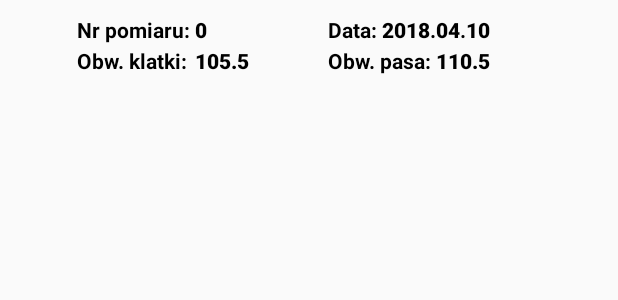
After one commit to GMocny93/ProjektInzynierka, an Android app: the layout row_item_circuit.xml on its own in the app's theme, with its tools: preview values and no code run, on a phone screen of 412 x 824 dp. The commit adds this screen. Shown: the top 300 px of the screen. Run offline under Robolectric (Android 15) with nearby library versions, the phone set to English and light mode, and no system bars.

Commit message:
add list layout

```diff
--- /dev/null
+++ b/app/src/main/java/com/example/grzesiek/projektinzynierka/CustomAdapterCircuit.java
@@ -0,0 +1,4 @@
+package com.example.grzesiek.projektinzynierka;
+
+public class CustomAdapterCircuit {
+}
--- /dev/null
+++ b/app/src/main/java/com/example/grzesiek/projektinzynierka/CustomAdapterWeight.java
@@ -0,0 +1,4 @@
+package com.example.grzesiek.projektinzynierka;
+
+public class CustomAdapterWeight {
+}
--- /dev/null
+++ b/app/src/main/res/layout/row_item_circuit.xml
@@ -0,0 +1,143 @@
+<RelativeLayout xmlns:android="http://schemas.android.com/apk/res/android"
+    android:layout_width="match_parent"
+    android:layout_height="60dp"
+    android:orientation="vertical"
+    android:padding="10dp">
+
+
+    <TextView
+        android:id="@+id/id_heading"
+        android:layout_width="wrap_content"
+        android:layout_height="wrap_content"
+        android:layout_alignParentTop="true"
+        android:layout_alignStart="@+id/chest_heading"
+        android:text="Nr pomiaru: "
+        android:textColor="@android:color/black"
+        android:textStyle="bold" />
+
+
+    <TextView
+        android:id="@+id/id"
+        android:layout_width="19dp"
+        android:layout_height="wrap_content"
+        android:layout_alignParentTop="true"
+        android:layout_toEndOf="@+id/id_heading"
+        android:text="0"
+        android:textAppearance="?android:attr/textAppearanceButton"
+        android:textColor="@android:color/black"
+        android:textStyle="bold" />
+
+    <TextView
+        android:id="@+id/year_heading"
+        android:layout_width="wrap_content"
+        android:layout_height="wrap_content"
+        android:layout_alignParentEnd="true"
+        android:layout_alignParentTop="true"
+        android:layout_marginEnd="147dp"
+        android:text="Data: "
+        android:textColor="@android:color/black"
+        android:textStyle="bold" />
+
+
+    <TextView
+        android:id="@+id/year"
+        android:layout_width="wrap_content"
+        android:layout_height="wrap_content"
+        android:layout_alignParentTop="true"
+        android:layout_marginStart="-147dp"
+        android:layout_toEndOf="@+id/year_heading"
+        android:text="2018"
+        android:textAppearance="?android:attr/textAppearanceButton"
+        android:textColor="@android:color/black"
+        android:textStyle="bold" />
+
+    <TextView
+        android:id="@+id/month_heading"
+        android:layout_width="wrap_content"
+        android:layout_height="wrap_content"
+        android:layout_alignParentTop="true"
+        android:layout_toEndOf="@+id/year"
+        android:text="."
+        android:textColor="@android:color/black"
+        android:textStyle="bold" />
+
+
+    <TextView
+        android:id="@+id/month"
+        android:layout_width="wrap_content"
+        android:layout_height="wrap_content"
+        android:layout_alignParentTop="true"
+        android:layout_toEndOf="@+id/month_heading"
+        android:text="04"
+        android:textAppearance="?android:attr/textAppearanceButton"
+        android:textColor="@android:color/black"
+        android:textStyle="bold" />
+
+    <TextView
+        android:id="@+id/day_heading"
+        android:layout_width="wrap_content"
+        android:layout_height="wrap_content"
+        android:layout_alignParentTop="true"
+        android:layout_toEndOf="@+id/month"
+        android:text="."
+        android:textColor="@android:color/black"
+        android:textStyle="bold" />
+
+
+    <TextView
+        android:id="@+id/day"
+        android:layout_width="wrap_content"
+        android:layout_height="wrap_content"
+        android:layout_alignParentTop="true"
+        android:layout_toEndOf="@+id/day_heading"
+        android:text="10"
+        android:textAppearance="?android:attr/textAppearanceButton"
+        android:textColor="@android:color/black"
+        android:textStyle="bold" />
+
+    <TextView
+        android:id="@+id/chest_heading"
+        android:layout_width="wrap_content"
+        android:layout_height="wrap_content"
+        android:layout_alignParentBottom="true"
+        android:layout_alignParentStart="true"
+        android:layout_marginStart="41dp"
+        android:text="Obw. klatki: "
+        android:textColor="@android:color/black"
+        android:textStyle="bold" />
+
+    <TextView
+        android:id="@+id/chest"
+        android:layout_width="wrap_content"
+        android:layout_height="wrap_content"
+        android:layout_alignParentBottom="true"
+        android:layout_toEndOf="@+id/id_heading"
+        android:text="105.5"
+        android:textAppearance="?android:attr/textAppearanceButton"
+        android:textColor="@android:color/black"
+        android:textStyle="bold" />
+
+    <TextView
+        android:id="@+id/waist_heading"
+        android:layout_width="wrap_content"
+        android:layout_height="wrap_content"
+        android:layout_alignParentBottom="true"
+        android:layout_alignStart="@+id/year_heading"
+        android:text="Obw. pasa: "
+        android:textColor="@android:color/black"
+        android:textStyle="bold" />
+
+
+    <TextView
+        android:id="@+id/waist"
+        android:layout_width="wrap_content"
+        android:layout_height="wrap_content"
+        android:layout_alignParentBottom="true"
+        android:layout_toEndOf="@+id/month_heading"
+        android:text="110.5"
+        android:textAppearance="?android:attr/textAppearanceButton"
+        android:textColor="@android:color/black"
+        android:textStyle="bold" />
+
+
+</RelativeLayout>
```
Also changed, not shown: app/src/main/java/com/example/grzesiek/projektinzynierka/CirciutListActivity.java (+12 -4 lines), app/src/main/java/com/example/grzesiek/projektinzynierka/WeightListActivity.java (+10 -3 lines), app/src/main/res/layout-land/activity_weight_list.xml (+22 -16 lines), app/src/main/res/layout-port/activity_circuit_list.xml (+22 -15 lines), app/src/main/res/layout-port/activity_weight_list.xml (+23 -15 lines), app/src/main/res/layout/content_main_circuit.xml (added, +18 -0 lines), app/src/main/res/layout/content_main_weight.xml (added, +18 -0 lines), app/src/main/res/layout/list_item.xml (deleted, +0 -20 lines), app/src/main/res/layout/row_item_weight.xml (added, +106 -0 lines).
